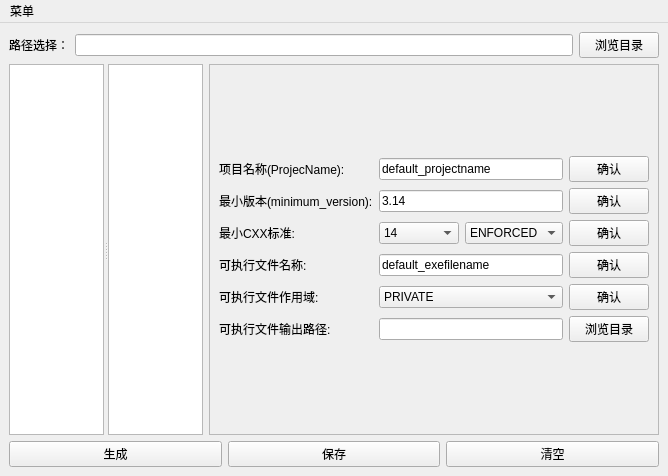
Above: mainwindow.ui from JX446/Easy-CMake before the change. Below: the same form after it.
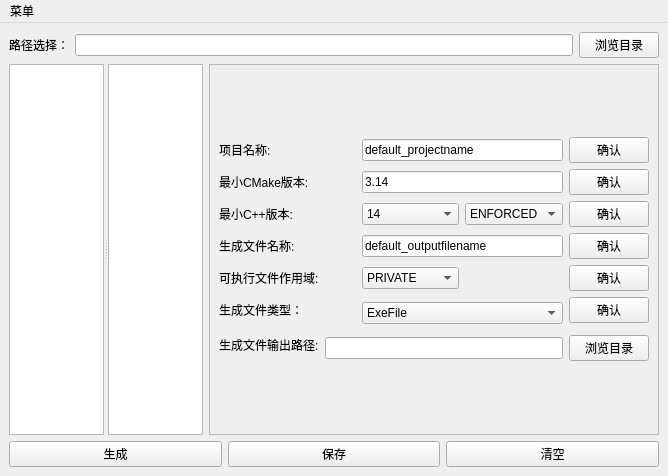
That is the form after the change. Custom widgets are drawn as their Qt base class.

Commit message: feat: use camelCase, add header path output and output type selection

```diff
--- a/mainwindow.ui
+++ b/mainwindow.ui
@@ -175,7 +175,7 @@
             <property name="sizeHint" stdset="0">
              <size>
               <width>14</width>
-              <height>115</height>
+              <height>102</height>
              </size>
             </property>
            </spacer>
@@ -203,15 +203,15 @@
                <enum>QFrame::Shadow::Plain</enum>
               </property>
               <property name="text">
-               <string>项目名称(ProjecName):</string>
+               <string>项目名称:</string>
               </property>
               <property name="wordWrap">
                <bool>false</bool>
               </property>
              </widget>
             </item>
-            <item row="0" column="1" colspan="2">
-             <widget class="QLineEdit" name="projectnamelineEdit">
+            <item row="0" column="2" colspan="2">
+             <widget class="QLineEdit" name="projectNameLineEdit">
               <property name="sizePolicy">
                <sizepolicy hsizetype="Expanding" vsizetype="Fixed">
                 <horstretch>0</horstretch>
@@ -229,8 +229,8 @@
               </property>
              </widget>
             </item>
-            <item row="0" column="3">
-             <widget class="QPushButton" name="projectnamepushButton">
+            <item row="0" column="4">
+             <widget class="QPushButton" name="projectNamePushButton">
               <property name="sizePolicy">
                <sizepolicy hsizetype="Fixed" vsizetype="Fixed">
                 <horstretch>0</horstretch>
@@ -251,7 +251,7 @@
               </property>
              </widget>
             </item>
-            <item row="1" column="0">
+            <item row="1" column="0" colspan="2">
              <widget class="QLabel" name="label_3">
               <property name="sizePolicy">
                <sizepolicy hsizetype="Maximum" vsizetype="Fixed">
@@ -272,15 +272,15 @@
                <enum>QFrame::Shadow::Plain</enum>
               </property>
               <property name="text">
-               <string>最小版本(minimum_version):</string>
+               <string>最小CMake版本:</string>
               </property>
               <property name="wordWrap">
                <bool>false</bool>
               </property>
              </widget>
             </item>
-            <item row="1" column="1" colspan="2">
-             <widget class="QLineEdit" name="minumumversionlineEdit">
+            <item row="1" column="2" colspan="2">
+             <widget class="QLineEdit" name="minimumVersionLineEdit">
               <property name="sizePolicy">
                <sizepolicy hsizetype="Expanding" vsizetype="Fixed">
                 <horstretch>0</horstretch>
@@ -298,8 +298,8 @@
               </property>
              </widget>
             </item>
-            <item row="1" column="3">
-             <widget class="QPushButton" name="minimumversionpushButton">
+            <item row="1" column="4">
+             <widget class="QPushButton" name="minimumVersionPushButton">
               <property name="sizePolicy">
                <sizepolicy hsizetype="Fixed" vsizetype="Fixed">
                 <horstretch>0</horstretch>
@@ -341,15 +341,15 @@
                <enum>QFrame::Shadow::Plain</enum>
               </property>
               <property name="text">
-               <string>最小CXX标准:</string>
+               <string>最小C++版本:</string>
               </property>
               <property name="wordWrap">
                <bool>false</bool>
               </property>
              </widget>
             </item>
-            <item row="2" column="1">
-             <widget class="QComboBox" name="cxxversioncomboBox">
+            <item row="2" column="2">
+             <widget class="QComboBox" name="cxxVersionComboBox">
               <property name="currentIndex">
                <number>2</number>
               </property>
@@ -385,8 +385,8 @@
               </item>
              </widget>
             </item>
-            <item row="2" column="2">
-             <widget class="QComboBox" name="cxxversionoptioncomboBox">
+            <item row="2" column="3">
+             <widget class="QComboBox" name="cxxVersionOptionComboBox">
               <item>
                <property name="text">
                 <string>ENFORCED</string>
@@ -399,8 +399,8 @@
               </item>
              </widget>
             </item>
-            <item row="2" column="3">
-             <widget class="QPushButton" name="cxxversionpushButton">
+            <item row="2" column="4">
+             <widget class="QPushButton" name="cxxVersionPushButton">
               <property name="sizePolicy">
                <sizepolicy hsizetype="Fixed" vsizetype="Fixed">
                 <horstretch>0</horstretch>
@@ -442,15 +442,15 @@
                <enum>QFrame::Shadow::Plain</enum>
               </property>
               <property name="text">
-               <string>可执行文件名称:</string>
+               <string>生成文件名称:</string>
               </property>
               <property name="wordWrap">
                <bool>false</bool>
               </property>
              </widget>
             </item>
-            <item row="3" column="1" colspan="2">
-             <widget class="QLineEdit" name="exefilenamelineEdit">
+            <item row="3" column="2" colspan="2">
+             <widget class="QLineEdit" name="outputFileNameLineEdit">
               <property name="sizePolicy">
                <sizepolicy hsizetype="Expanding" vsizetype="Fixed">
                 <horstretch>0</horstretch>
@@ -464,12 +464,12 @@
                </size>
               </property>
               <property name="text">
-               <string>default_exefilename</string>
+               <string>default_outputfilename</string>
               </property>
              </widget>
             </item>
-            <item row="3" column="3">
-             <widget class="QPushButton" name="exefilenamepushButton">
+            <item row="3" column="4">
+             <widget class="QPushButton" name="outputFileNamePushButton">
               <property name="sizePolicy">
                <sizepolicy hsizetype="Fixed" vsizetype="Fixed">
                 <horstretch>0</horstretch>
@@ -518,99 +518,8 @@
               </property>
              </widget>
             </item>
-            <item row="4" column="3">
-             <widget class="QPushButton" name="exefilescopepushButton">
-              <property name="sizePolicy">
-               <sizepolicy hsizetype="Fixed" vsizetype="Fixed">
-                <horstretch>0</horstretch>
-                <verstretch>0</verstretch>
-               </sizepolicy>
-              </property>
-              <property name="minimumSize">
-               <size>
-                <width>30</width>
-                <height>0</height>
-               </size>
-              </property>
-              <property name="text">
-               <string>确认</string>
-              </property>
-              <property name="flat">
-               <bool>false</bool>
-              </property>
-             </widget>
-            </item>
-            <item row="5" column="0">
-             <widget class="QLabel" name="label_5">
-              <property name="sizePolicy">
-               <sizepolicy hsizetype="Maximum" vsizetype="Fixed">
-                <horstretch>0</horstretch>
-                <verstretch>0</verstretch>
-               </sizepolicy>
-              </property>
-              <property name="minimumSize">
-               <size>
-                <width>100</width>
-                <height>0</height>
-               </size>
-              </property>
-              <property name="layoutDirection">
-               <enum>Qt::LayoutDirection::LeftToRight</enum>
-              </property>
-              <property name="frameShadow">
-               <enum>QFrame::Shadow::Plain</enum>
-              </property>
-              <property name="text">
-               <string>可执行文件输出路径:</string>
-              </property>
-              <property name="wordWrap">
-               <bool>false</bool>
-              </property>
-             </widget>
-            </item>
-            <item row="5" column="1" colspan="2">
-             <widget class="QLineEdit" name="exefileoutputlineEdit">
-              <property name="sizePolicy">
-               <sizepolicy hsizetype="Expanding" vsizetype="Fixed">
-                <horstretch>0</horstretch>
-                <verstretch>0</verstretch>
-               </sizepolicy>
-              </property>
-              <property name="minimumSize">
-               <size>
-                <width>150</width>
-                <height>0</height>
-               </size>
-              </property>
-              <property name="text">
-               <string/>
-              </property>
-             </widget>
-            </item>
-            <item row="5" column="3">
-             <widget class="QPushButton" name="exefileoutputpushButton">
-              <property name="sizePolicy">
-               <sizepolicy hsizetype="Fixed" vsizetype="Fixed">
-                <horstretch>0</horstretch>
-                <verstretch>0</verstretch>
-               </sizepolicy>
-              </property>
-              <property name="minimumSize">
-               <size>
-                <width>30</width>
-                <height>0</height>
-               </size>
-              </property>
-              <property name="text">
-               <string>浏览目录</string>
-              </property>
-              <property name="flat">
-               <bool>false</bool>
-              </property>
-             </widget>
-            </item>
-            <item row="4" column="1" colspan="2">
-             <widget class="QComboBox" name="exefilescopecomboBox">
+            <item row="4" column="2">
+             <widget class="QComboBox" name="exeFileScopeComboBox">
               <item>
                <property name="text">
                 <string>PRIVATE</string>
@@ -628,6 +537,135 @@
               </item>
              </widget>
             </item>
+            <item row="4" column="4">
+             <widget class="QPushButton" name="exeFileScopePushButton">
+              <property name="sizePolicy">
+               <sizepolicy hsizetype="Fixed" vsizetype="Fixed">
+                <horstretch>0</horstretch>
+                <verstretch>0</verstretch>
+               </sizepolicy>
+              </property>
+              <property name="minimumSize">
+               <size>
+                <width>30</width>
+                <height>0</height>
+               </size>
+              </property>
+              <property name="text">
+               <string>确认</string>
+              </property>
+              <property name="flat">
+               <bool>false</bool>
+              </property>
+             </widget>
+            </item>
+            <item row="5" column="0">
+             <widget class="QLabel" name="label_12">
+              <property name="text">
+               <string>生成文件类型：</string>
+              </property>
+             </widget>
+            </item>
+            <item row="5" column="2" rowspan="2" colspan="2">
+             <widget class="QComboBox" name="outputFileTypeOptionComboBox">
+              <item>
+               <property name="text">
+                <string>ExeFile</string>
+               </property>
+              </item>
+              <item>
+               <property name="text">
+                <string>StaticLib</string>
+               </property>
+              </item>
+              <item>
+               <property name="text">
+                <string>DynamicLib</string>
+               </property>
+              </item>
+              <item>
+               <property name="text">
+                <string>InterfaceLib</string>
+               </property>
+              </item>
+             </widget>
+            </item>
+            <item row="5" column="4">
+             <widget class="QPushButton" name="outputFileTypeOptionPushButton">
+              <property name="text">
+               <string>确认</string>
+              </property>
+             </widget>
+            </item>
+            <item row="6" column="0" rowspan="2">
+             <widget class="QLabel" name="label_5">
+              <property name="sizePolicy">
+               <sizepolicy hsizetype="Maximum" vsizetype="Fixed">
+                <horstretch>0</horstretch>
+                <verstretch>0</verstretch>
+               </sizepolicy>
+              </property>
+              <property name="minimumSize">
+               <size>
+                <width>100</width>
+                <height>0</height>
+               </size>
+              </property>
+              <property name="layoutDirection">
+               <enum>Qt::LayoutDirection::LeftToRight</enum>
+              </property>
+              <property name="frameShadow">
+               <enum>QFrame::Shadow::Plain</enum>
+              </property>
+              <property name="text">
+               <string>生成文件输出路径:</string>
+              </property>
+              <property name="wordWrap">
+               <bool>false</bool>
+              </property>
+             </widget>
+            </item>
+            <item row="7" column="1" colspan="3">
+             <widget class="QLineEdit" name="outputFileOutputLineEdit">
+              <property name="sizePolicy">
+               <sizepolicy hsizetype="Expanding" vsizetype="Fixed">
+                <horstretch>0</horstretch>
+                <verstretch>0</verstretch>
+               </sizepolicy>
+              </property>
+              <property name="minimumSize">
+               <size>
+                <width>150</width>
+                <height>0</height>
+               </size>
+              </property>
+              <property name="readOnly">
+               <bool>true</bool>
+              </property>
+             </widget>
+            </item>
+            <item row="7" column="4">
+             <widget class="QPushButton" name="outputFileOutputPushButton">
+              <property name="sizePolicy">
+               <sizepolicy hsizetype="Fixed" vsizetype="Fixed">
+                <horstretch>0</horstretch>
+                <verstretch>0</verstretch>
+               </sizepolicy>
+              </property>
+              <property name="minimumSize">
+               <size>
+                <width>30</width>
+                <height>0</height>
+               </size>
+              </property>
+              <property name="text">
+               <string>浏览目录</string>
+              </property>
+              <property name="flat">
+               <bool>false</bool>
+              </property>
+             </widget>
+            </item>
            </layout>
           </item>
           <item>
@@ -638,7 +676,7 @@
             <property name="sizeHint" stdset="0">
              <size>
               <width>14</width>
-              <height>116</height>
+              <height>103</height>
              </size>
             </property>
            </spacer>
```
Left out of the diff: 10 changed lines with no effect on the pictures. The commit also changes 5 other files.
